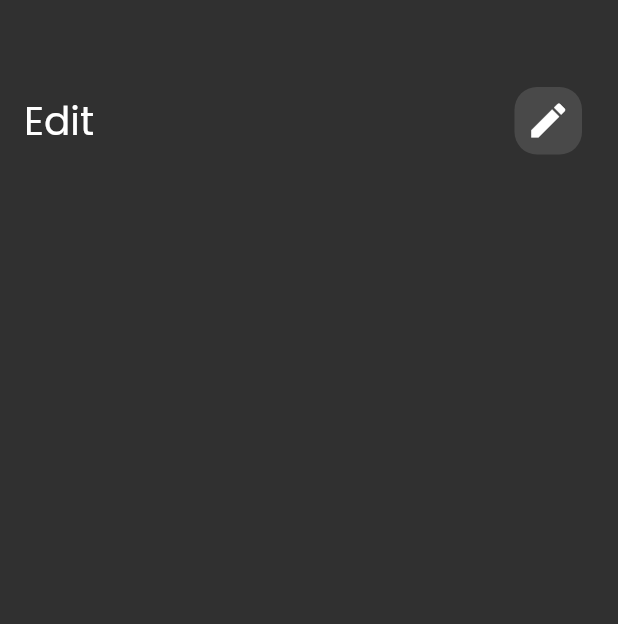
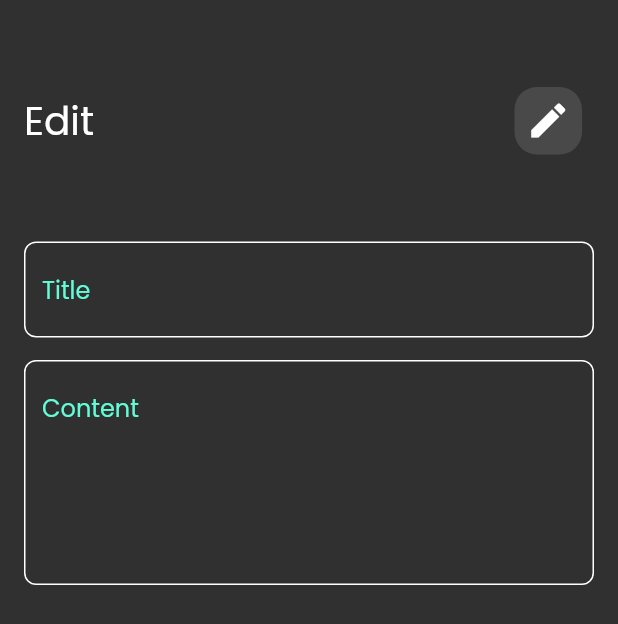
Before and after one commit to ahmedabdelsalam22/hive_local_storage, a Flutter app: the EditNoteView screen opened directly, on a phone screen of 412 x 824 dp. Shown: the top 624 px of the screen. Run offline on Flutter 3.47's test engine with Material 2 defaults, Android fonts, the phone set to English and light mode, and no system bars; our stand-ins replace font_awesome_flutter.

Commit message:
add edit note view page

```diff
--- a/lib/widgets/edit_note_view_body.dart
+++ b/lib/widgets/edit_note_view_body.dart
@@ -1,5 +1,7 @@
 import 'package:flutter/material.dart';
 import 'package:todo_hive/widgets/custom_appbar.dart';
+
+import 'custom_text_field.dart';
 
 class EditNoteViewBody extends StatelessWidget {
   const EditNoteViewBody({Key? key}) : super(key: key);
@@ -18,6 +20,19 @@ class EditNoteViewBody extends StatelessWidget {
             icon: Icons.edit,
             onPressedIcon: () {},
           ),
+          const SizedBox(
+            height: 50,
+          ),
+          const CustomTextField(
+            hint: 'Title',
+          ),
+          const SizedBox(
+            height: 15,
+          ),
+          const CustomTextField(
+            hint: 'Content',
+            maxLine: 5,
+          ),
         ],
       ),
     );
```
